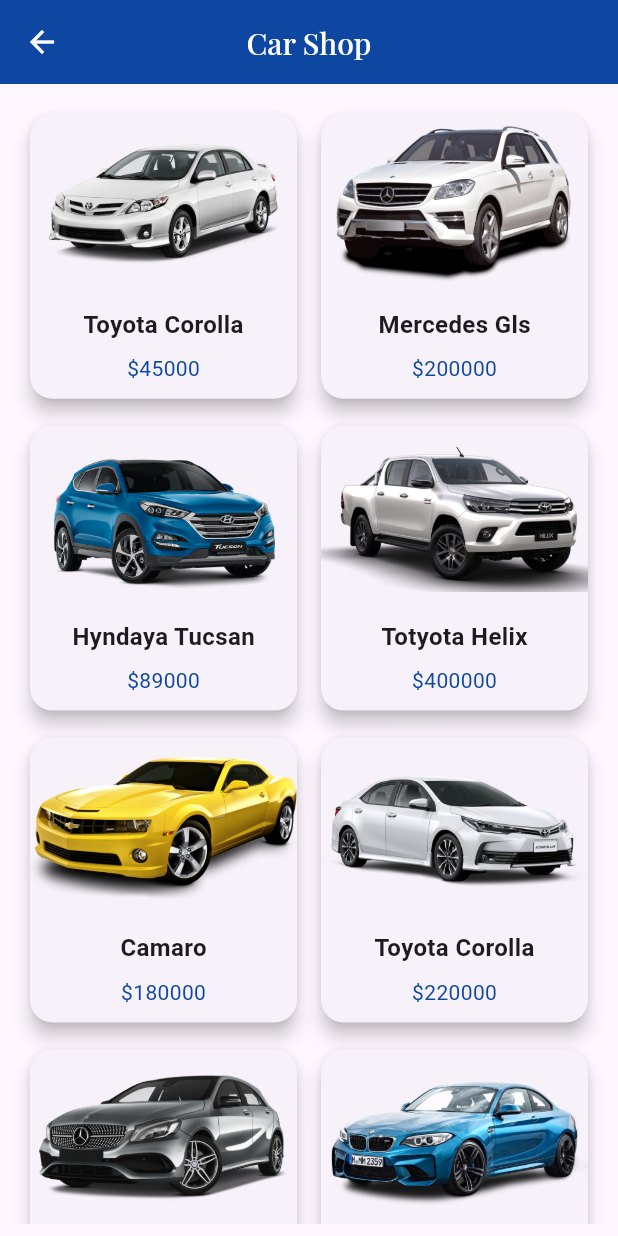
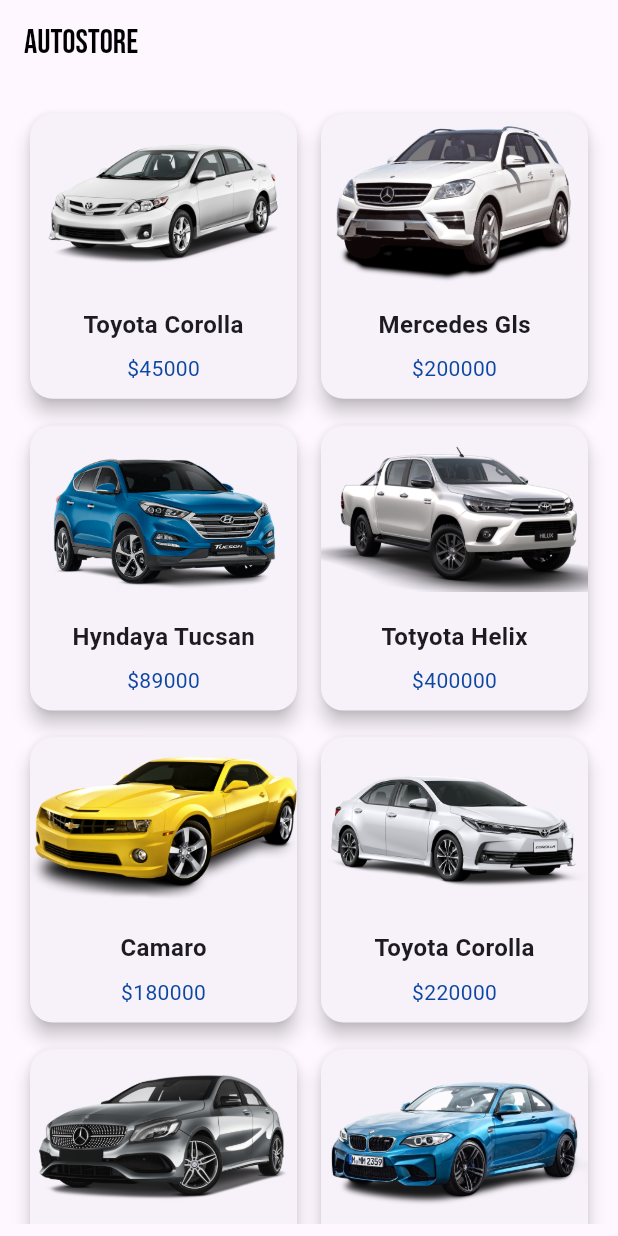
Before and after one commit to xzspace911/Enactus-BUE-Team2, a Flutter app: the HomeScreen screen opened by its route, on a phone screen of 412 x 824 dp. Run offline on Flutter 3.47's test engine with Material 3 defaults, Android fonts, the phone set to English and light mode, and no system bars; our stand-ins replace iconsax; Roboto replaces fonts that are missing (Kanit).

Commit message:
14:43-5.2.2025

```diff
--- a/enactus_bue_flutter_team2/lib/screens/home_screen.dart
+++ b/enactus_bue_flutter_team2/lib/screens/home_screen.dart
@@ -8,14 +8,15 @@ class HomeScreen extends StatelessWidget {
   Widget build(BuildContext context) {
     return Scaffold(
       appBar: AppBar(
-        title: Text('Car Shop'),
-        backgroundColor: Colors.blue[900],
-        centerTitle: true,
-        iconTheme: IconThemeData(color: Colors.white),
+        title: Text('AutoStore'),
+        automaticallyImplyLeading: false,
+        // backgroundColor: Colors.blue[900],
+        // centerTitle: true,
+        // iconTheme: IconThemeData(color: Colors.white),
         titleTextStyle: TextStyle(
-          color: Colors.white,
-          fontSize: 20,
-          fontFamily: 'PlayFair',
+          color: Colors.black,
+          fontSize: 22,
+          fontFamily: 'BebasNeue',
           fontWeight: FontWeight.w500,
 
         ),
--- a/enactus_bue_flutter_team2/pubspec.yaml
+++ b/enactus_bue_flutter_team2/pubspec.yaml
@@ -53,3 +53,6 @@ flutter:
     - family: PlayFair
       fonts:
         - asset: assets/fonts/PlayfairDisplay-VariableFont_wght.ttf
+    - family: BebasNeue
+      fonts:
+        - asset: assets/fonts/BebasNeue-Regular.ttf
```
Also changed, not shown: enactus_bue_flutter_team2/lib/features/authentication/screens/signup/sign_up.dart (+4 -3 lines), enactus_bue_flutter_team2/assets/fonts/BebasNeue-Regular.ttf (added).
